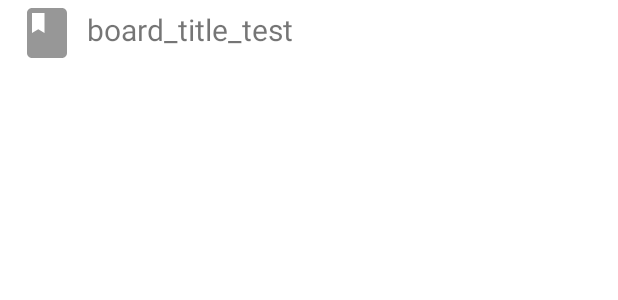
After one commit to iaskforme/Jatz, an Android app: the layout board_item.xml on its own in the app's theme, with its tools: preview values and no code run, on a phone screen of 412 x 824 dp. The commit adds this screen. Shown: the top 300 px of the screen. Run offline under Robolectric (Android 15) with nearby library versions, the phone set to English and light mode, and no system bars.

Commit message:
Fifthtteen commit: Added Board Item and Activity, redisgned Appp

```diff
--- a/app/src/main/AndroidManifest.xml
+++ b/app/src/main/AndroidManifest.xml
@@ -13,6 +13,10 @@
             android:roundIcon="@mipmap/ic_launcher_round"
             android:supportsRtl="true"
             android:theme="@style/AppTheme">
+        <activity
+                android:name=".view.activities.BoardsActivity"
+                android:theme="@style/AppBoardsTheme">
+        </activity>
         <activity android:name=".view.activities.SplashActivity">
             <intent-filter>
                 <action android:name="android.intent.action.MAIN"/>
--- a/app/src/main/java/com/project/jatz/database/App.kt
+++ b/app/src/main/java/com/project/jatz/database/App.kt
@@ -3,15 +3,18 @@ package com.project.jatz.database
 import android.app.Application
 import com.parse.Parse
 import com.parse.ParseInstallation
+import com.parse.ParseObject
 import com.project.jatz.R
+import com.project.jatz.model.BoardItem
 
 /**
  * Class that contains Parse initialization
  */
-class App(): Application(){
+class App: Application(){
 
     override fun onCreate() {
         super.onCreate()
+        ParseObject.registerSubclass(BoardItem::class.java)
         Parse.initialize(
             Parse.Configuration.Builder(this)
                 .applicationId(getString(R.string.parse_app_id))
--- a/app/src/main/java/com/project/jatz/presenter/ThirdAdapter.kt
+++ b/app/src/main/java/com/project/jatz/presenter/ThirdAdapter.kt
@@ -25,7 +25,7 @@ class ThirdAdapter(var itemList: ArrayList<BoardItem>, val clickListener: (Board
 
     override fun onBindViewHolder(holder: CustomViewHolderDrawer, position: Int) {
         var currentItem: BoardItem = itemList.get(position)
-        holder.itemText.text = currentItem.title
+        //holder.itemText.text = currentItem.title
 
         holder.bind(itemList[position], clickListener)
     }
--- a/app/src/main/java/com/project/jatz/view/activities/LoginActivity.kt
+++ b/app/src/main/java/com/project/jatz/view/activities/LoginActivity.kt
@@ -62,13 +62,13 @@ class LoginActivity : AppCompatActivity() {
 
         userEmailQuery.findInBackground(FindCallback { users, e ->
 
-            if (e == null && users.size != 0){
+            if (e == null && users.size > 0){
                 ParseUser.logInInBackground(users.get(0).username, login_password_edittext.text.toString(), LogInCallback { user, a ->
 
                     if(user != null){
                         Toast.makeText(this, "Welcome ${user.get("name")}!", Toast.LENGTH_SHORT).show()
 
-                        val intent = Intent(this, MainActivity::class.java)
+                        val intent = Intent(this, BoardsActivity::class.java)
                         startActivity(intent)
                         finish()
 
--- a/app/src/main/java/com/project/jatz/view/fragments/CreateBoardFragment.kt
+++ b/app/src/main/java/com/project/jatz/view/fragments/CreateBoardFragment.kt
@@ -27,7 +27,7 @@ import kotlinx.android.synthetic.main.fragment_create_board.*
 class CreateBoardFragment: DialogFragment() {
 
     var boardList: BoardList = BoardList(ArrayList<BoardItem>())
-    var boardItem = BoardItem("default", NoteList(ArrayList<NoteItem>(),ArrayList<NoteItem>(),ArrayList<NoteItem>()))
+    //var boardItem = BoardItem("default", NoteList(ArrayList<NoteItem>(),ArrayList<NoteItem>(),ArrayList<NoteItem>()))
 
     override fun onCreateView(inflater: LayoutInflater, container: ViewGroup?,savedInstanceState: Bundle?): View? {
 
@@ -63,8 +63,8 @@ class CreateBoardFragment: DialogFragment() {
             return
         }
 
-        boardItem.title = fragmentboard_boardname_edittext.text.toString()
-        boardList.list.add(boardItem)
+        //boardItem.title = fragmentboard_boardname_edittext.text.toString()
+        //boardList.list.add(boardItem)
 
         BottomNavigationSheetFragment.recyclerView!!.adapter!!.notifyDataSetChanged()
         dismiss()
--- a/app/src/main/java/com/project/jatz/view/fragments/FragmentOne.kt
+++ b/app/src/main/java/com/project/jatz/view/fragments/FragmentOne.kt
@@ -24,7 +24,7 @@ class FragmentOne : Fragment() {
     }
 
     var bundleComing = this.arguments
-    var boardItem = BoardItem("default", NoteList(ArrayList<NoteItem>(),ArrayList<NoteItem>(),ArrayList<NoteItem>()))
+    //var boardItem = BoardItem("default", NoteList(ArrayList<NoteItem>(),ArrayList<NoteItem>(),ArrayList<NoteItem>()))
 
 
     override fun onCreateView(inflater: LayoutInflater, container: ViewGroup?, savedInstanceState: Bundle?): View? {
@@ -33,12 +33,12 @@ class FragmentOne : Fragment() {
         FragmentOne.recyclerView = rootView.findViewById(R.id.recyclerView) as RecyclerView
 
         if (bundleComing != null) {
-            boardItem = bundleComing!!.getParcelable("boardItem")
+            //boardItem = bundleComing!!.getParcelable("boardItem")
         }
 
 
         var layoutManager = LinearLayoutManager(activity)
-        adapter = MainAdapter(boardItem.noteList.todoList)
+        //adapter = MainAdapter(boardItem.noteList.todoList)
 
         recyclerView!!.adapter = adapter
         recyclerView!!.layoutManager = layoutManager
--- a/app/src/main/res/layout/activity_main.xml
+++ b/app/src/main/res/layout/activity_main.xml
@@ -35,7 +35,6 @@
                 android:layout_height="wrap_content"
                 android:backgroundTint="@color/colorAccent"
                 android:layout_gravity="bottom"
-                app:navigationIcon="@drawable/ic_dehaze_white_24dp"
                 app:hideOnScroll="true"
                 app:layout_scrollFlags="scroll|enterAlways"
                 style="@style/Widget.MaterialComponents.BottomAppBar">
--- /dev/null
+++ b/app/src/main/res/layout/board_item.xml
@@ -0,0 +1,33 @@
+<?xml version="1.0" encoding="utf-8"?>
+<RelativeLayout xmlns:android="http://schemas.android.com/apk/res/android"
+      android:layout_width="match_parent"
+      android:layout_height="wrap_content"
+      android:id="@+id/boarditem_layout">
+
+    <!--Group of items that will be stored on a fragment recyclerview and show boards names-->
+    <androidx.appcompat.widget.AppCompatImageView
+            android:id="@+id/boarditem_image"
+            android:layout_width="40dp"
+            android:layout_height="40dp"
+            android:foregroundGravity="left"
+            android:src="@drawable/ic_book_black_24dp"
+            android:layout_marginEnd="21dp"
+            android:layout_marginTop="2dp"
+            android:layout_alignParentTop="true"
+            android:layout_alignParentStart="true"
+            android:layout_marginStart="11dp"/>
+    <TextView
+            android:id="@+id/boarditem_textview"
+            android:layout_width="354dp"
+            android:layout_height="35dp"
+            android:text="board_title_test"
+            android:textSize="20dp"
+            android:gravity="left"
+            android:layout_alignParentEnd="true"
+            android:layout_marginTop="6dp"
+            android:layout_alignParentTop="true"
+            android:layout_marginStart="58dp"
+            android:layout_alignParentStart="true"/>
+
+
+</RelativeLayout>
--- a/app/src/main/res/values/styles.xml
+++ b/app/src/main/res/values/styles.xml
@@ -4,6 +4,7 @@
         <item name="colorPrimary">@color/colorPrimary</item>
         <item name="colorPrimaryDark">@color/colorPrimaryDark</item>
         <item name="colorAccent">@color/colorAccent</item>
+        <item name="android:textColorSecondary">@android:color/white</item>
         <item name="android:windowLightStatusBar" tools:ignore="NewApi">true</item>
     </style>
 
@@ -12,6 +13,13 @@
         <item name="colorPrimaryDark">@color/colorMainPrimaryDark</item>
         <item name="colorAccent">@color/colorAccent</item>
         <item name="android:textColorSecondary">@android:color/white</item>
+        <item name="android:windowLightStatusBar" tools:ignore="NewApi">true</item>
+    </style>
+
+    <style name="AppBoardsTheme" parent="Theme.MaterialComponents.Light.NoActionBar">
+        <item name="colorPrimary">@color/colorPrimary</item>
+        <item name="colorPrimaryDark">@color/colorPrimaryDark</item>
+        <item name="colorAccent">@color/colorAccent</item>
         <item name="android:windowLightStatusBar" tools:ignore="NewApi">true</item>
     </style>
 
```
Also changed, not shown: app/src/main/java/com/project/jatz/model/BoardItem.kt (+25 -24 lines), app/src/main/java/com/project/jatz/model/BoardList.kt (+4 -27 lines), app/src/main/java/com/project/jatz/presenter/BoardAdapter.kt (added, +32 -0 lines), app/src/main/java/com/project/jatz/utils/Util.kt (+11 -3 lines), app/src/main/java/com/project/jatz/view/activities/BoardsActivity.kt (added, +73 -0 lines), app/src/main/java/com/project/jatz/view/activities/MainActivity.kt (+8 -6 lines), app/src/main/java/com/project/jatz/view/activities/SplashActivity.kt (+4 -4 lines), app/src/main/java/com/project/jatz/view/fragments/CreateNoteFragment.kt (+4 -3 lines), app/src/main/res/layout/activity_boards.xml (added, +45 -0 lines), app/src/main/res/menu/boards_bottom_app_bar.xml (added, +14 -0 lines), app/src/main/res/menu/notes_bottom_app_bar.xml (renamed from app/src/main/res/menu/bottom_app_bar.xml).
